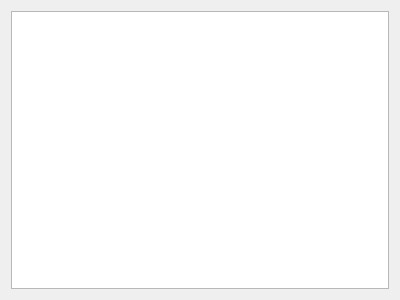
This is ctpnow/ui/pendingorderform.ui in xclxxl414/bftrader as Qt 5 draws it before an edit. The edited form follows.
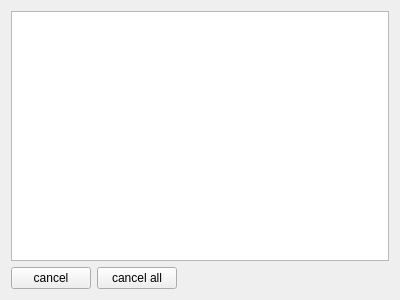
This is the edited form.

The edit to the form file:
```diff
--- a/ctpnow/ui/pendingorderform.ui
+++ b/ctpnow/ui/pendingorderform.ui
@@ -13,10 +13,41 @@
   <property name="windowTitle">
    <string>Form</string>
   </property>
-  <layout class="QHBoxLayout" name="horizontalLayout">
+  <layout class="QVBoxLayout" name="verticalLayout">
    <item>
     <widget class="QTableWidget" name="tableWidget"/>
    </item>
+   <item>
+    <layout class="QHBoxLayout" name="horizontalLayout">
+     <item>
+      <widget class="QPushButton" name="pushButton">
+       <property name="text">
+        <string>cancel</string>
+       </property>
+      </widget>
+     </item>
+     <item>
+      <widget class="QPushButton" name="pushButton_2">
+       <property name="text">
+        <string>cancel all</string>
+       </property>
+      </widget>
+     </item>
+     <item>
+      <spacer name="horizontalSpacer">
+       <property name="orientation">
+        <enum>Qt::Horizontal</enum>
+       </property>
+       <property name="sizeHint" stdset="0">
+        <size>
+         <width>40</width>
+         <height>20</height>
+        </size>
+       </property>
+      </spacer>
+     </item>
+    </layout>
+   </item>
   </layout>
  </widget>
  <resources/>
```
